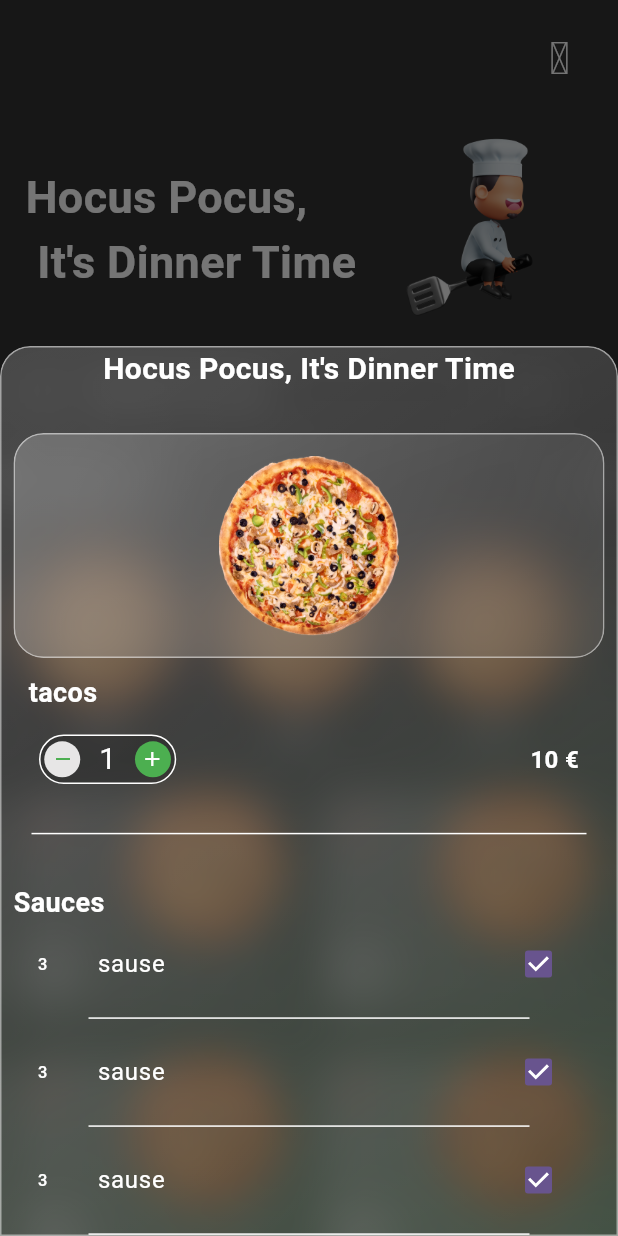
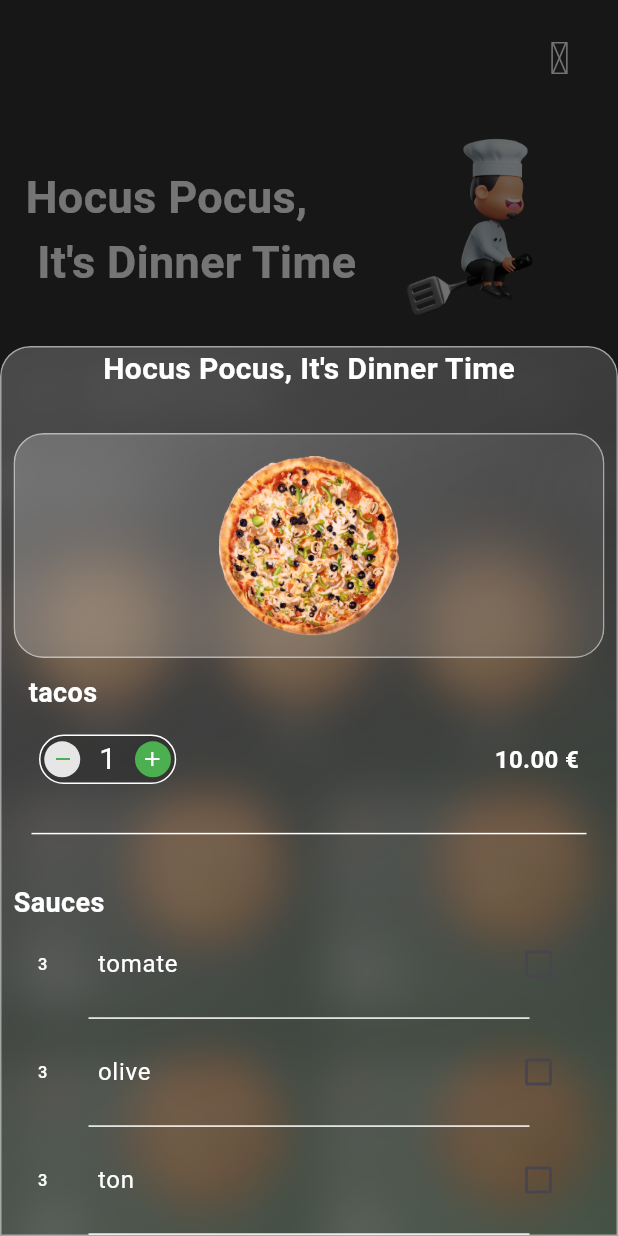
Before and after one commit to MEHDI2023/pfe, a Flutter app: the HomeScreen screen opened directly, after a tap on "tacos", on a phone screen of 412 x 824 dp. Run offline on Flutter 3.47's test engine with Material 3 defaults, Android fonts, the phone set to English and light mode, and no system bars; drawn by our look-alikes of glass_kit; our stand-ins replace bloc, dio, equatable, flutter_bloc, flutter_svg, glassmorphism and 1 more; Roboto replaces fonts that are missing (popines).

Commit message:
innitial commit23

```diff
--- a/lib/customs/custom_list_item.dart
+++ b/lib/customs/custom_list_item.dart
@@ -26,7 +26,7 @@ class CustomListItem extends StatelessWidget {
           crossAxisSpacing: 15,
         ),
         physics:
-            const NeverScrollableScrollPhysics(), // Added 'const' for better performance
+            const NeverScrollableScrollPhysics(),
         itemCount: 5,
         itemBuilder: (context, index) {
           // You need to return the GestureDetector
@@ -35,10 +35,12 @@ class CustomListItem extends StatelessWidget {
             orderItem: OrderItemModel
             (
               ingredients:[
-                IngredientModel(ingredient: "sause", id:"hh", price: "3"),
-                IngredientModel(ingredient: "sause", id:"hh", price: "3"),
-                IngredientModel(ingredient: "sause", id:"hh", price: "3"),
-                IngredientModel(ingredient: "sause", id:"hh", price: "3")
+                IngredientModel(ingredient: "tomate", id:"0", price: "3"),
+                IngredientModel(ingredient: "olive", id:"1", price: "3"),
+                IngredientModel(ingredient: "ton", id:"2", price: "3"),
+                IngredientModel(ingredient: "hirssa", id:"3", price: "3"),
+                IngredientModel(ingredient: "mayo", id:"4", price: "3"),
+
 
               ] ,
               category:"tacos",
@@ -46,7 +48,7 @@ class CustomListItem extends StatelessWidget {
               id: "hhh",
               images: ["assets/images/img_kisspng_pizza_m.png"],
               name: "tacos",
-              price: "10",
+              price: "10.00",
 
             ),
             blur: 5, // Set a reasonable blur value
--- a/lib/customs/custom_order_item.dart
+++ b/lib/customs/custom_order_item.dart
@@ -1,16 +1,23 @@
 import 'package:flutter/material.dart';
+import 'package:flutter_bloc/flutter_bloc.dart';
 import 'package:glass_kit/glass_kit.dart';
 import 'package:glassmorphism/glassmorphism.dart';
 
 import 'package:iconly/iconly.dart';
 import 'package:newburger/features/cart_screen/ui/cart_screen.dart';
 import 'package:newburger/models/Compte/order_item/OrderItemModel.dart';
+import 'package:newburger/shared/CUBIT/quantity_cubit.dart';
+import 'package:newburger/shared/CUBIT/qunatity_state.dart';
+
+import '../shared/CUBIT/checkbox_cubit.dart';
+import '../shared/CUBIT/checkbox_state.dart';
 
 class CustomOrderItem extends StatelessWidget {
   final double blur;
   final List<Color> colors;
   final int index;
   final OrderItemModel orderItem;
+
   const CustomOrderItem({
     super.key,
     required this.blur,
@@ -65,7 +72,7 @@ class CustomOrderItem extends StatelessWidget {
                             color: Colors.white, fontWeight: FontWeight.bold),
                       ),
                       Text(
-                        "${orderItem.price} £",
+                        "${orderItem.price} €",
                         style: TextStyle(color: Colors.white),
                       ),
                     ],
@@ -78,7 +85,8 @@ class CustomOrderItem extends StatelessWidget {
             top: 9,
             left: 80,
             child: Image.asset(
-              'assets/images/img_kisspng_pizza_m.png', // Replace with your image URL
+              'assets/images/img_kisspng_pizza_m.png',
+              // Replace with your image URL
               fit: BoxFit.cover,
               height: 100,
               width: 100, // Set this to the desired height
@@ -95,7 +103,10 @@ class CustomOrderItem extends StatelessWidget {
       builder: (BuildContext bc) {
         return GlassContainer(
           width: double.infinity,
-          height: MediaQuery.of(context).size.height * 0.72,
+          height: MediaQuery
+              .of(context)
+              .size
+              .height * 0.72,
           borderRadius: const BorderRadius.only(
             topLeft: Radius.circular(20),
             topRight: Radius.circular(20),
@@ -148,16 +159,19 @@ class CustomOrderItem extends StatelessWidget {
                         borderRadius:
                         const BorderRadius.all(Radius.circular(20)),
                         blur:
-                            15, // Augmentez cette valeur pour un effet de flou plus prononcé
+                        15,
+                        // Augmentez cette valeur pour un effet de flou plus prononcé
                         alignment: Alignment.bottomCenter,
                         gradient: const LinearGradient(
                           begin: Alignment.topLeft,
                           end: Alignment.bottomRight,
                           colors: [
                             Color.fromRGBO(255, 255, 255,
-                                0.2), // Modifiez l'opacité pour un effet de verre différent
+                                0.2),
+                            // Modifiez l'opacité pour un effet de verre différent
                             Color.fromRGBO(255, 255, 255,
-                                0.05), // Modifiez l'opacité pour un effet de verre différent
+                                0.05),
+                            // Modifiez l'opacité pour un effet de verre différent
                           ],
                           stops: [0.1, 1],
                         ),
@@ -209,18 +223,30 @@ class CustomOrderItem extends StatelessWidget {
                                 color: Colors.black.withOpacity(0.2),
                                 borderRadius: BorderRadius.circular(30),
                               ),
-                              child: Row(
+                              child: BlocConsumer<quntityCubit, quantityStates>(
+                                listener: (context, state) {},
+                                builder: (BuildContext context,
+                                    quantityStates state) {
+                                  var cubit = quntityCubit.get(context);
+                                  final quantityText = '${cubit.quantity}';
+
+                                  return Row(
                                     mainAxisSize: MainAxisSize.min,
                                     children: [
                                       InkWell(
-                                    onTap: () {},
+                                        onTap: () {
+                                          cubit.minus();
+                                        },
                                         child: Container(
                                           padding: const EdgeInsets.only(
-                                          left: 5, right: 4, top: 4, bottom: 4),
+                                              left: 5,
+                                              right: 4,
+                                              top: 4,
+                                              bottom: 4),
                                           decoration: const BoxDecoration(
                                             shape: BoxShape.circle,
-                                        color:
-                                            Color.fromARGB(255, 231, 230, 230),
+                                            color: Color.fromARGB(
+                                                255, 231, 230, 230),
                                           ),
                                           child: const Icon(Icons.remove,
                                               color: Colors.green,
@@ -228,20 +254,27 @@ class CustomOrderItem extends StatelessWidget {
                                               weight: 10),
                                         ),
                                       ),
-                                  const Padding(
-                                    padding:
-                                        EdgeInsets.symmetric(horizontal: 12.0),
+                                      Padding(
+                                        padding: EdgeInsets.symmetric(
+                                            horizontal: 12.0),
                                         child: Text(
-                                      '1',
+                                          quantityText,
                                           style: TextStyle(
-                                          color: Colors.white, fontSize: 20),
+                                            color: Colors.white,
+                                            fontSize: 20,
+                                          ),
                                         ),
                                       ),
                                       InkWell(
-                                    onTap: () {},
+                                        onTap: () {
+                                          cubit.plus();
+                                        },
                                         child: Container(
                                           padding: const EdgeInsets.only(
-                                          left: 4, right: 5, top: 4, bottom: 4),
+                                              left: 4,
+                                              right: 5,
+                                              top: 4,
+                                              bottom: 4),
                                           decoration: const BoxDecoration(
                                             shape: BoxShape.circle,
                                             color: Colors.green,
@@ -255,10 +288,14 @@ class CustomOrderItem extends StatelessWidget {
                                         ),
                                       ),
                                     ],
+                                  );
+                                },
+
                               ),
                             ),
                             Text(
-                              '${orderItem.price} €', // Assurez-vous que `orderItem.price` est défini
+                              '${orderItem.price } €',
+                              // Assurez-vous que `orderItem.price` est défini
                               style: const TextStyle(
                                   color: Colors.white,
                                   fontFamily: 'popines',
@@ -286,11 +323,14 @@ class CustomOrderItem extends StatelessWidget {
                       ListView.separated(
                         shrinkWrap: true,
                         physics: NeverScrollableScrollPhysics(),
-                        itemBuilder: (context, index) => checkBoxListTitle(
+                        itemBuilder: (context, index) =>
+                            checkBoxListTitle(
+                              id: orderItem.ingredients[index].id,
                               title: orderItem.ingredients[index].ingredient,
                               price: orderItem.ingredients[index].price,
                             ),
-                        separatorBuilder: (context, index) => const Padding(
+                        separatorBuilder: (context, index) =>
+                        const Padding(
                           padding: EdgeInsets.symmetric(
                             horizontal: 50,
                           ),
@@ -301,61 +341,12 @@ class CustomOrderItem extends StatelessWidget {
                         ),
                         itemCount: orderItem.ingredients.length,
                       ),
-                      const Text(
-                        'Extras',
-                        style: TextStyle(
-                            fontWeight: FontWeight.bold,
-                            fontSize: 18,
-                            color: Colors.white),
-                      ),
-                      ListView.separated(
-                        shrinkWrap: true,
-                        physics: NeverScrollableScrollPhysics(),
-                        itemBuilder: (context, index) => checkBoxListTitle(
-                          title: orderItem.ingredients[index].ingredient,
-                          price: orderItem.ingredients[index].price,
-                        ),
-                        separatorBuilder: (context, index) => const Padding(
-                          padding: EdgeInsets.symmetric(
-                            horizontal: 50,
-                          ),
-                          child: Divider(
-                            color: Colors.white,
-                            thickness: 1,
-                          ),
-                        ),
-                        itemCount: orderItem.ingredients.length,
-                      ),
-                      const Text(
-                        'Extras',
-                        style: TextStyle(
-                            fontWeight: FontWeight.bold,
-                            fontSize: 18,
-                            color: Colors.white),
-                      ),
-                      ListView.separated(
-                        shrinkWrap: true,
-                        physics: NeverScrollableScrollPhysics(),
-                        itemBuilder: (context, index) => checkBoxListTitle(
-                          title: orderItem.ingredients[index].ingredient,
-                          price: orderItem.ingredients[index].price,
-                        ),
-                        separatorBuilder: (context, index) => const Padding(
-                          padding: EdgeInsets.symmetric(
-                            horizontal: 50,
-                          ),
-                          child: Divider(
-                            color: Colors.white,
-                            thickness: 1,
-                          ),
-                        ),
-                        itemCount: orderItem.ingredients.length,
-                      ),
-                      const SizedBox(height: 20),
+
                       GlassmorphicContainer(
                         width: double.infinity,
                         height:
-                            56, // Define a fixed height for the button container
+                        56,
+                        // Define a fixed height for the button container
                         borderRadius: 20,
                         blur: 10,
                         alignment: Alignment.bottomCenter,
@@ -383,11 +374,15 @@ class CustomOrderItem extends StatelessWidget {
 
                         child: TextButton(
                           onPressed: () {
+                            List<String> selectedIngredients =
+                                context.read<CheckboxCubit>().state;
+
                                 Navigator.push(
                                 context,
                                 MaterialPageRoute(
-                                  builder: (context) => CartScreen(),
-                                ));
+                                builder: (context) => CartScreen(selectedIngredients: selectedIngredients),
+                            ),
+                            );
                           },
                           child: const Text(
                             "Add to cart",
@@ -413,22 +408,29 @@ class CustomOrderItem extends StatelessWidget {
     );
   }
 
-  CheckboxListTile checkBoxListTitle(
-      {required String title, required String price}) {
+  BlocBuilder<CheckboxCubit, List<String>> checkBoxListTitle({
+    required String title,
+    required String price,
+    required String id,
+  }) {
+    return BlocBuilder<CheckboxCubit, List<String>>(
+      builder: (context, selectedIds) {
         return CheckboxListTile(
           checkColor: Colors.white,
           title: Text(
             title,
             style: const TextStyle(color: Colors.white),
           ),
-      value: true,
+          value: selectedIds.contains(id),
           onChanged: (bool? value) {
-        value = !value!;
+            context.read<CheckboxCubit>().toggleCheckbox(id);
           },
           secondary: Text(
             price,
             style: const TextStyle(color: Colors.white),
           ),
         );
+      },
+    );
   }
 }
--- /dev/null
+++ b/lib/models/ingredine.dart
@@ -0,0 +1,6 @@
+class SelectedIngredient {
+  final String name;
+  final String price;
+
+  SelectedIngredient({required this.name, required this.price});
+}
--- /dev/null
+++ b/lib/shared/CUBIT/checkbox_cubit.dart
@@ -0,0 +1,13 @@
+import 'package:flutter_bloc/flutter_bloc.dart';
+
+class CheckboxCubit extends Cubit<List<String>> {
+  CheckboxCubit() : super([]);
+
+  void toggleCheckbox(String id) {
+    if (state.contains(id)) {
+      emit(List.from(state)..remove(id));
+    } else {
+      emit(List.from(state)..add(id));
+    }
+  }
+}
--- /dev/null
+++ b/lib/shared/CUBIT/quantity_cubit.dart
@@ -0,0 +1,22 @@
+import 'package:flutter_bloc/flutter_bloc.dart';
+import 'package:newburger/shared/CUBIT/qunatity_state.dart';
+
+class quntityCubit extends Cubit<quantityStates>
+{
+  quntityCubit(): super(quantityInitialState());
+  int quantity =1 ;
+
+  static quntityCubit get(context) => BlocProvider.of(context);
+  void minus()
+  {
+
+    quantity--;
+    emit(quantityChangeState(quantity));
+  }
+  void plus()
+  {
+    quantity++;
+    emit(quantityChangeState(quantity));
+  }
+
+}
--- /dev/null
+++ b/lib/shared/CUBIT/qunatity_state.dart
@@ -0,0 +1,14 @@
+abstract class quantityStates{
+
+}
+class quantityInitialState extends quantityStates{
+
+}
+class quantityChangeState extends quantityStates{
+
+  final int quantity;
+
+  quantityChangeState(this.quantity);
+
+
+}
--- a/pubspec.yaml
+++ b/pubspec.yaml
@@ -50,6 +50,8 @@ dependencies:
   glass_kit:
   glass:
   equatable: ^2.0.5
+  flutter_stripe: ^10.0.0
+  flutter_stripe_payment: ^0.0.18
 
 dev_dependencies:
   flutter_test:
```
Also changed, not shown: lib/features/cart_screen/ui/cart_screen.dart (+14 -7 lines), lib/features/historique/houst.dart (+46 -62 lines), lib/features/mode/mode_commande.dart (+30 -7 lines), lib/main.dart (+16 -4 lines), lib/shared/CUBIT/checkbox_state.dart (added, +15 -0 lines), lib/features/payment.dart (added), pubspec.lock. Lines whose indentation alone changed are shown as unchanged.
